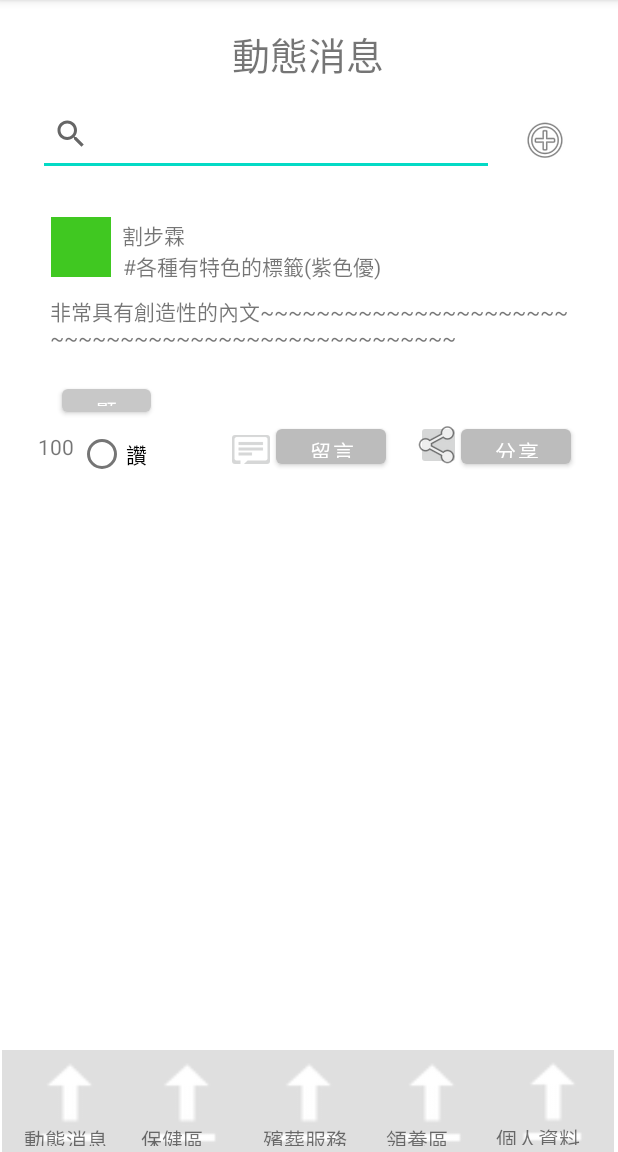
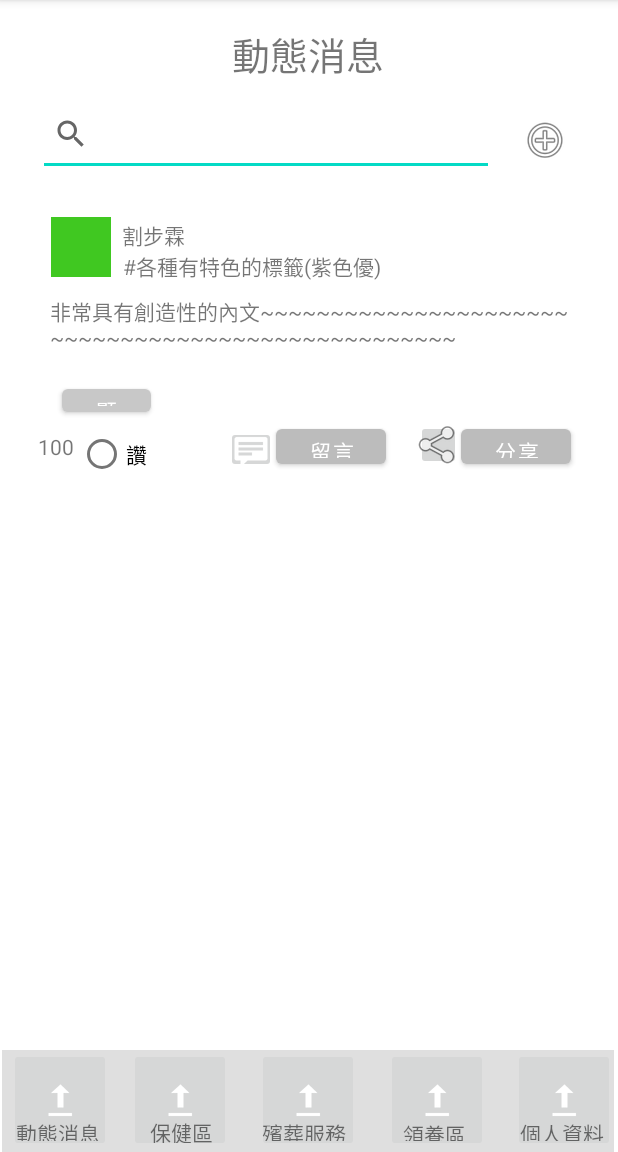
Before and after one commit to JIA-JA/111-case, an Android app: the screen it shows after launch (MainActivity), on a phone screen of 412 x 824 dp, the part 84-1236 px from its top. Run offline under Robolectric (Android 15) with nearby library versions, the phone set to English and light mode, and no system bars.

Commit message:
20220225系統介面-保健區

```diff
--- a/111502_SystemCode(18)/app/src/main/AndroidManifest.xml
+++ b/111502_SystemCode(18)/app/src/main/AndroidManifest.xml
@@ -9,6 +9,7 @@
         android:roundIcon="@mipmap/ic_launcher_round"
         android:supportsRtl="true"
         android:theme="@style/Theme.PetsApp">
+        <activity android:name=".MainActivityB"></activity>
         <activity android:name=".MainActivity">
             <intent-filter>
                 <action android:name="android.intent.action.MAIN" />
--- /dev/null
+++ b/111502_SystemCode(18)/app/src/main/res/drawable/ic_baseline_360_24.xml
@@ -0,0 +1,10 @@
+<vector xmlns:android="http://schemas.android.com/apk/res/android"
+    android:width="24dp"
+    android:height="24dp"
+    android:viewportWidth="24"
+    android:viewportHeight="24"
+    android:tint="?attr/colorControlNormal">
+  <path
+      android:fillColor="@android:color/white"
+      android:pathData="M12,7C6.48,7 2,9.24 2,12c0,2.24 2.94,4.13 7,4.77V20l4,-4 -4,-4v2.73c-3.15,-0.56 -5,-1.9 -5,-2.73 0,-1.06 3.04,-3 8,-3s8,1.94 8,3c0,0.73 -1.46,1.89 -4,2.53v2.05c3.53,-0.77 6,-2.53 6,-4.58 0,-2.76 -4.48,-5 -10,-5z"/>
+</vector>
--- /dev/null
+++ b/111502_SystemCode(18)/app/src/main/res/drawable/ic_baseline_group_24.xml
@@ -0,0 +1,10 @@
+<vector xmlns:android="http://schemas.android.com/apk/res/android"
+    android:width="24dp"
+    android:height="24dp"
+    android:viewportWidth="24"
+    android:viewportHeight="24"
+    android:tint="?attr/colorControlNormal">
+  <path
+      android:fillColor="@android:color/white"
+      android:pathData="M16,11c1.66,0 2.99,-1.34 2.99,-3S17.66,5 16,5c-1.66,0 -3,1.34 -3,3s1.34,3 3,3zM8,11c1.66,0 2.99,-1.34 2.99,-3S9.66,5 8,5C6.34,5 5,6.34 5,8s1.34,3 3,3zM8,13c-2.33,0 -7,1.17 -7,3.5L1,19h14v-2.5c0,-2.33 -4.67,-3.5 -7,-3.5zM16,13c-0.29,0 -0.62,0.02 -0.97,0.05 1.16,0.84 1.97,1.97 1.97,3.45L17,19h6v-2.5c0,-2.33 -4.67,-3.5 -7,-3.5z"/>
+</vector>
--- /dev/null
+++ b/111502_SystemCode(18)/app/src/main/res/drawable/ic_baseline_house_24.xml
@@ -0,0 +1,10 @@
+<vector xmlns:android="http://schemas.android.com/apk/res/android"
+    android:width="24dp"
+    android:height="24dp"
+    android:viewportWidth="24"
+    android:viewportHeight="24"
+    android:tint="?attr/colorControlNormal">
+  <path
+      android:fillColor="@android:color/white"
+      android:pathData="M19,9.3V4h-3v2.6L12,3L2,12h3v8h5v-6h4v6h5v-8h3L19,9.3zM10,10c0,-1.1 0.9,-2 2,-2s2,0.9 2,2H10z"/>
+</vector>
--- /dev/null
+++ b/111502_SystemCode(18)/app/src/main/res/drawable/ic_baseline_local_hospital_24.xml
@@ -0,0 +1,10 @@
+<vector xmlns:android="http://schemas.android.com/apk/res/android"
+    android:width="24dp"
+    android:height="24dp"
+    android:viewportWidth="24"
+    android:viewportHeight="24"
+    android:tint="?attr/colorControlNormal">
+  <path
+      android:fillColor="@android:color/white"
+      android:pathData="M19,3L5,3c-1.1,0 -1.99,0.9 -1.99,2L3,19c0,1.1 0.9,2 2,2h14c1.1,0 2,-0.9 2,-2L21,5c0,-1.1 -0.9,-2 -2,-2zM18,14h-4v4h-4v-4L6,14v-4h4L10,6h4v4h4v4z"/>
+</vector>
--- /dev/null
+++ b/111502_SystemCode(18)/app/src/main/res/drawable/ic_baseline_person_24.xml
@@ -0,0 +1,10 @@
+<vector xmlns:android="http://schemas.android.com/apk/res/android"
+    android:width="24dp"
+    android:height="24dp"
+    android:viewportWidth="24"
+    android:viewportHeight="24"
+    android:tint="?attr/colorControlNormal">
+  <path
+      android:fillColor="@android:color/white"
+      android:pathData="M12,12c2.21,0 4,-1.79 4,-4s-1.79,-4 -4,-4 -4,1.79 -4,4 1.79,4 4,4zM12,14c-2.67,0 -8,1.34 -8,4v2h16v-2c0,-2.66 -5.33,-4 -8,-4z"/>
+</vector>
--- a/111502_SystemCode(18)/app/src/main/res/layout/activity_main.xml
+++ b/111502_SystemCode(18)/app/src/main/res/layout/activity_main.xml
@@ -5,18 +5,6 @@
     android:layout_width="match_parent"
     android:layout_height="match_parent"
     tools:context=".MainActivity">
-
-    <TextView
-        android:id="@+id/textView10"
-        android:layout_width="67dp"
-        android:layout_height="15dp"
-        android:text="動態消息"
-        app:layout_constraintBottom_toBottomOf="@+id/imageView10"
-        app:layout_constraintEnd_toEndOf="@+id/imageView10"
-        app:layout_constraintHorizontal_bias="0.0"
-        app:layout_constraintStart_toStartOf="@+id/imageView10"
-        app:layout_constraintTop_toTopOf="@+id/imageView10"
-        app:layout_constraintVertical_bias="1.0" />
 
     <TextView
         android:id="@+id/textView2"
@@ -230,122 +218,128 @@
         app:layout_constraintTop_toTopOf="parent"
         app:layout_constraintVertical_bias="1.0" />
 
-    <ImageView
-        android:id="@+id/imageView7"
-        android:layout_width="60dp"
-        android:layout_height="58dp"
-        app:layout_constraintBottom_toBottomOf="@+id/textView9"
-        app:layout_constraintEnd_toEndOf="@+id/textView9"
-        app:layout_constraintHorizontal_bias="0.968"
-        app:layout_constraintStart_toStartOf="@+id/textView9"
-        app:layout_constraintTop_toTopOf="@+id/textView9"
-        app:srcCompat="@android:drawable/stat_sys_upload" />
+    <ImageButton
+        android:id="@+id/imageButton4"
+        android:layout_width="68dp"
+        android:layout_height="69dp"
+        app:layout_constraintBottom_toBottomOf="parent"
+        app:layout_constraintEnd_toEndOf="parent"
+        app:layout_constraintHorizontal_bias="0.749"
+        app:layout_constraintStart_toStartOf="parent"
+        app:layout_constraintTop_toTopOf="parent"
+        app:layout_constraintVertical_bias="1.0"
+        app:srcCompat="@android:drawable/stat_sys_upload_done"
+        tools:srcCompat="@drawable/ic_baseline_group_24" />
 
-    <ImageView
-        android:id="@+id/imageView8"
-        android:layout_width="60dp"
-        android:layout_height="58dp"
-        app:layout_constraintBottom_toBottomOf="@+id/textView9"
-        app:layout_constraintEnd_toEndOf="@+id/textView9"
-        app:layout_constraintHorizontal_bias="0.735"
-        app:layout_constraintStart_toStartOf="@+id/textView9"
-        app:layout_constraintTop_toTopOf="@+id/textView9"
-        app:layout_constraintVertical_bias="0.6"
-        app:srcCompat="@android:drawable/stat_sys_upload" />
+    <ImageButton
+        android:id="@+id/imageButton9"
+        android:layout_width="68dp"
+        android:layout_height="69dp"
+        app:layout_constraintBottom_toBottomOf="parent"
+        app:layout_constraintEnd_toEndOf="parent"
+        app:layout_constraintHorizontal_bias="0.25"
+        app:layout_constraintStart_toStartOf="parent"
+        app:layout_constraintTop_toTopOf="parent"
+        app:layout_constraintVertical_bias="1.0"
+        app:srcCompat="@android:drawable/stat_sys_upload_done"
+        tools:srcCompat="@drawable/ic_baseline_local_hospital_24" />
 
-    <ImageView
-        android:id="@+id/imageView9"
-        android:layout_width="60dp"
-        android:layout_height="58dp"
-        app:layout_constraintBottom_toBottomOf="@+id/textView9"
-        app:layout_constraintEnd_toEndOf="@+id/textView9"
-        app:layout_constraintStart_toStartOf="@+id/textView9"
-        app:layout_constraintTop_toTopOf="@+id/textView9"
-        app:layout_constraintVertical_bias="0.6"
-        app:srcCompat="@android:drawable/stat_sys_upload" />
+    <ImageButton
+        android:id="@+id/imageButton14"
+        android:layout_width="68dp"
+        android:layout_height="69dp"
+        app:layout_constraintBottom_toBottomOf="parent"
+        app:layout_constraintEnd_toEndOf="parent"
+        app:layout_constraintHorizontal_bias="0.498"
+        app:layout_constraintStart_toStartOf="parent"
+        app:layout_constraintTop_toTopOf="parent"
+        app:layout_constraintVertical_bias="1.0"
+        app:srcCompat="@android:drawable/stat_sys_upload_done"
+        tools:srcCompat="@drawable/ic_baseline_360_24" />
 
-    <ImageView
-        android:id="@+id/imageView10"
-        android:layout_width="60dp"
-        android:layout_height="58dp"
-        app:layout_constraintBottom_toBottomOf="@+id/textView9"
-        app:layout_constraintEnd_toEndOf="@+id/textView9"
-        app:layout_constraintHorizontal_bias="0.043"
-        app:layout_constraintStart_toStartOf="@+id/textView9"
-        app:layout_constraintTop_toTopOf="@+id/textView9"
-        app:layout_constraintVertical_bias="0.6"
-        app:srcCompat="@android:drawable/stat_sys_upload" />
+    <ImageButton
+        android:id="@+id/imageButton15"
+        android:layout_width="68dp"
+        android:layout_height="69dp"
+        app:layout_constraintBottom_toBottomOf="parent"
+        app:layout_constraintEnd_toEndOf="parent"
+        app:layout_constraintHorizontal_bias="0.994"
+        app:layout_constraintStart_toStartOf="parent"
+        app:layout_constraintTop_toTopOf="parent"
+        app:layout_constraintVertical_bias="1.0"
+        app:srcCompat="@android:drawable/stat_sys_upload_done"
+        tools:srcCompat="@drawable/ic_baseline_person_24" />
 
-    <ImageView
-        android:id="@+id/imageView11"
-        android:layout_width="60dp"
-        android:layout_height="58dp"
-        app:layout_constraintBottom_toBottomOf="@+id/textView9"
-        app:layout_constraintEnd_toEndOf="@+id/textView9"
-        app:layout_constraintHorizontal_bias="0.267"
-        app:layout_constraintStart_toStartOf="@+id/textView9"
-        app:layout_constraintTop_toTopOf="@+id/textView9"
-        app:layout_constraintVertical_bias="0.6"
-        app:srcCompat="@android:drawable/stat_sys_upload" />
+    <ImageButton
+        android:id="@+id/imageButton13"
+        android:layout_width="68dp"
+        android:layout_height="69dp"
+        app:layout_constraintBottom_toBottomOf="parent"
+        app:layout_constraintEnd_toEndOf="parent"
+        app:layout_constraintHorizontal_bias="0.017"
+        app:layout_constraintStart_toStartOf="parent"
+        app:layout_constraintTop_toTopOf="parent"
+        app:layout_constraintVertical_bias="1.0"
+        app:srcCompat="@android:drawable/stat_sys_upload_done"
+        tools:srcCompat="@drawable/ic_baseline_house_24" />
+
+    <TextView
+        android:id="@+id/textView4"
+        android:layout_width="63dp"
+        android:layout_height="16dp"
+        android:text="動態消息"
+        app:layout_constraintBottom_toBottomOf="parent"
+        app:layout_constraintEnd_toEndOf="parent"
+        app:layout_constraintHorizontal_bias="0.031"
+        app:layout_constraintStart_toStartOf="parent"
+        app:layout_constraintTop_toTopOf="parent"
+        app:layout_constraintVertical_bias="0.99" />
 
     <TextView
         android:id="@+id/textView10"
-        android:layout_width="67dp"
-        android:layout_height="15dp"
-        android:text="動態消息"
-        app:layout_constraintBottom_toBottomOf="@+id/imageView10"
-        app:layout_constraintEnd_toEndOf="@+id/imageView10"
-        app:layout_constraintHorizontal_bias="0.0"
-        app:layout_constraintStart_toStartOf="@+id/imageView10"
-        app:layout_constraintTop_toTopOf="@+id/imageView10"
-        app:layout_constraintVertical_bias="1.0" />
+        android:layout_width="49dp"
+        android:layout_height="18dp"
+        android:text="保健區"
+        app:layout_constraintBottom_toBottomOf="parent"
+        app:layout_constraintEnd_toEndOf="parent"
+        app:layout_constraintHorizontal_bias="0.276"
+        app:layout_constraintStart_toStartOf="parent"
+        app:layout_constraintTop_toTopOf="parent"
+        app:layout_constraintVertical_bias="0.992" />
 
     <TextView
         android:id="@+id/textView11"
-        android:layout_width="67dp"
-        android:layout_height="15dp"
-        android:text="保健區"
-        app:layout_constraintBottom_toBottomOf="@+id/imageView11"
-        app:layout_constraintEnd_toEndOf="@+id/imageView11"
-        app:layout_constraintHorizontal_bias="0.0"
-        app:layout_constraintStart_toStartOf="@+id/imageView11"
-        app:layout_constraintTop_toTopOf="@+id/imageView11"
-        app:layout_constraintVertical_bias="1.0" />
+        android:layout_width="63dp"
+        android:layout_height="16dp"
+        android:text="殯葬服務"
+        app:layout_constraintBottom_toBottomOf="parent"
+        app:layout_constraintEnd_toEndOf="parent"
+        app:layout_constraintStart_toStartOf="parent"
+        app:layout_constraintTop_toTopOf="parent"
+        app:layout_constraintVertical_bias="0.99" />
 
     <TextView
         android:id="@+id/textView12"
-        android:layout_width="67dp"
+        android:layout_width="50dp"
         android:layout_height="15dp"
-        android:text="個人資料"
-        app:layout_constraintBottom_toBottomOf="@+id/imageView7"
-        app:layout_constraintEnd_toEndOf="@+id/imageView7"
-        app:layout_constraintHorizontal_bias="1.0"
-        app:layout_constraintStart_toStartOf="@+id/imageView7"
-        app:layout_constraintTop_toTopOf="@+id/imageView7"
-        app:layout_constraintVertical_bias="1.0" />
+        android:text="領養區"
+        app:layout_constraintBottom_toBottomOf="parent"
+        app:layout_constraintEnd_toEndOf="parent"
+        app:layout_constraintHorizontal_bias="0.742"
+        app:layout_constraintStart_toStartOf="parent"
+        app:layout_constraintTop_toTopOf="parent"
+        app:layout_constraintVertical_bias="0.99" />
 
     <TextView
         android:id="@+id/textView13"
-        android:layout_width="67dp"
-        android:layout_height="15dp"
-        android:text="領養區"
-        app:layout_constraintBottom_toBottomOf="@+id/imageView8"
-        app:layout_constraintEnd_toEndOf="@+id/imageView8"
-        app:layout_constraintHorizontal_bias="0.0"
-        app:layout_constraintStart_toStartOf="@+id/imageView8"
-        app:layout_constraintTop_toTopOf="@+id/imageView8"
-        app:layout_constraintVertical_bias="1.0" />
-
-    <TextView
-        android:id="@+id/textView14"
-        android:layout_width="67dp"
-        android:layout_height="15dp"
-        android:text="殯葬服務"
-        app:layout_constraintBottom_toBottomOf="@+id/imageView9"
-        app:layout_constraintEnd_toEndOf="@+id/imageView9"
-        app:layout_constraintHorizontal_bias="0.0"
-        app:layout_constraintStart_toStartOf="@+id/imageView9"
-        app:layout_constraintTop_toTopOf="@+id/imageView9"
-        app:layout_constraintVertical_bias="1.0" />
+        android:layout_width="63dp"
+        android:layout_height="16dp"
+        android:text="個人資料"
+        app:layout_constraintBottom_toBottomOf="parent"
+        app:layout_constraintEnd_toEndOf="parent"
+        app:layout_constraintHorizontal_bias="0.994"
+        app:layout_constraintStart_toStartOf="parent"
+        app:layout_constraintTop_toTopOf="parent"
+        app:layout_constraintVertical_bias="0.99" />
 
 </androidx.constraintlayout.widget.ConstraintLayout>
```
Also changed, not shown: 111502_SystemCode(18)/app/src/main/java/com/system/MainActivityB.java (added, +14 -0 lines), 111502_SystemCode(18)/app/src/main/res/drawable/ic_baseline_search_24.xml (added, +10 -0 lines), 111502_SystemCode(18)/app/src/main/res/layout/activity_main_b.xml (added, +296 -0 lines).
